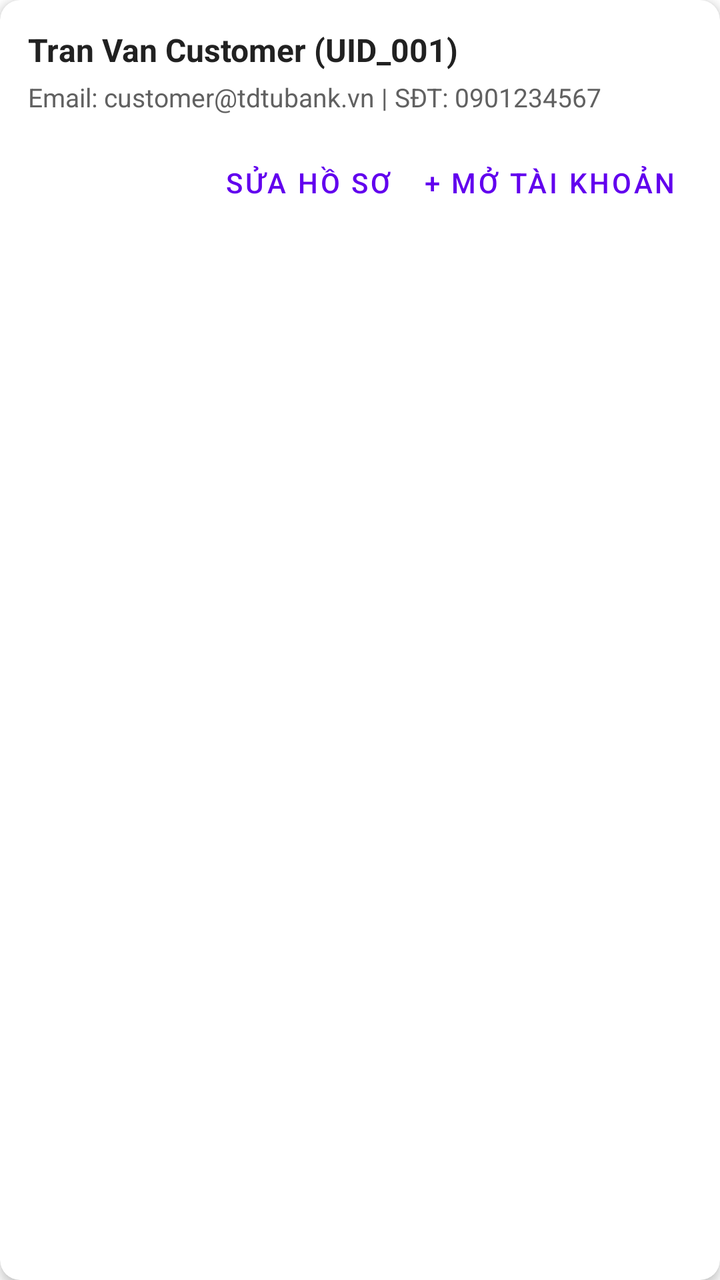
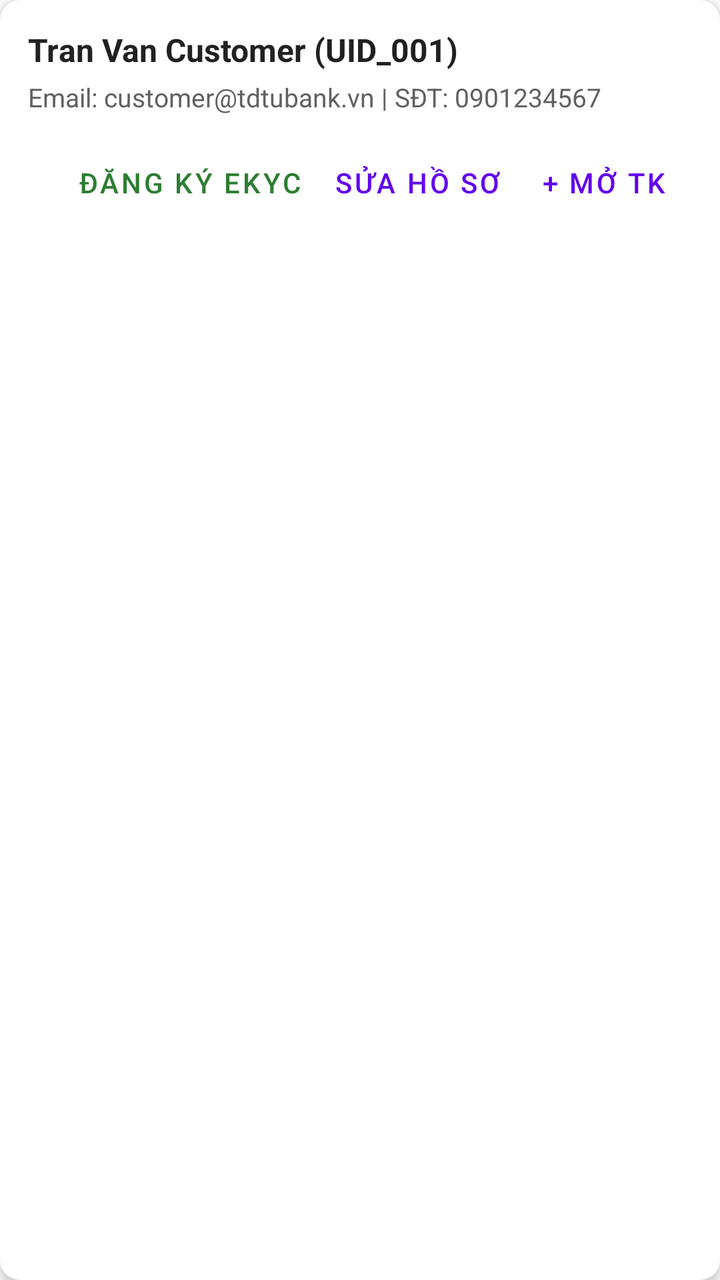

The first picture is an Android layout as it rendered before a commit; the second is the same layout after the commit. The layout source and the unified diff follow.
<!-- AndroidManifest.xml: application theme Theme.BankApp -->
<!-- res/layout/item_customer.xml -->
<?xml version="1.0" encoding="utf-8"?>
<androidx.cardview.widget.CardView xmlns:android="http://schemas.android.com/apk/res/android"
    xmlns:app="http://schemas.android.com/apk/res-auto"
    android:layout_width="match_parent"
    android:layout_height="wrap_content"
    android:layout_marginHorizontal="8dp"
    android:layout_marginVertical="6dp"
    app:cardCornerRadius="10dp"
    app:cardElevation="3dp">

    <LinearLayout
        android:layout_width="match_parent"
        android:layout_height="wrap_content"
        android:orientation="vertical"
        android:padding="14dp">

        <TextView
            android:id="@+id/tvCustomerName"
            android:layout_width="wrap_content"
            android:layout_height="wrap_content"
            android:text="Tran Van Customer (UID_001)"
            android:textColor="#212121"
            android:textSize="16sp"
            android:textStyle="bold" />

        <TextView
            android:id="@+id/tvCustomerContact"
            android:layout_width="wrap_content"
            android:layout_height="wrap_content"
            android:layout_marginTop="4dp"
            android:text="Email: customer@tdtubank.vn | SĐT: 0901234567"
            android:textColor="#616161"
            android:textSize="13sp" />

        <LinearLayout
            android:layout_width="match_parent"
            android:layout_height="wrap_content"
            android:layout_marginTop="10dp"
            android:gravity="end"
            android:orientation="horizontal">

            <Button
                android:id="@+id/btnEditCustomer"
                style="?android:attr/buttonBarButtonStyle"
                android:layout_width="wrap_content"
                android:layout_height="wrap_content"
                android:text="Sửa hồ sơ" />

            <Button
                android:id="@+id/btnCreateAccountForCustomer"
                style="?android:attr/buttonBarButtonStyle"
                android:layout_width="wrap_content"
                android:layout_height="wrap_content"
                android:text="+ Mở tài khoản" />
        </LinearLayout>
    </LinearLayout>
</androidx.cardview.widget.CardView>
<!-- resources referenced by this layout -->
<resources>
  <style name="Theme.BankApp" parent="Theme.MaterialComponents.DayNight.DarkActionBar">
          
          <item name="colorPrimary">@color/purple_500</item>
          <item name="colorPrimaryVariant">@color/purple_700</item>
          <item name="colorOnPrimary">@color/white</item>
          
          <item name="colorSecondary">@color/teal_200</item>
          <item name="colorSecondaryVariant">@color/teal_700</item>
          <item name="colorOnSecondary">@color/black</item>
          
          <item name="android:statusBarColor">?attr/colorPrimaryVariant</item>
          
      </style>
  <color name="purple_500">#FF6200EE</color>
  <color name="purple_700">#FF3700B3</color>
  <color name="white">#FFFFFFFF</color>
  <color name="teal_200">#FF03DAC5</color>
  <color name="teal_700">#FF018786</color>
  <color name="black">#FF000000</color>
</resources>

<!-- the commit's change to res/layout/item_customer.xml (unified diff, before → after) -->
@@ -40,6 +40,14 @@
             android:orientation="horizontal">
 
             <Button
+                android:id="@+id/btnEkycCustomer"
+                style="?android:attr/buttonBarButtonStyle"
+                android:layout_width="wrap_content"
+                android:layout_height="wrap_content"
+                android:text="Đăng ký eKYC"
+                android:textColor="#2E7D32" />
+
+            <Button
                 android:id="@+id/btnEditCustomer"
                 style="?android:attr/buttonBarButtonStyle"
                 android:layout_width="wrap_content"
@@ -51,7 +59,7 @@
                 style="?android:attr/buttonBarButtonStyle"
                 android:layout_width="wrap_content"
                 android:layout_height="wrap_content"
-                android:text="+ Mở tài khoản" />
+                android:text="+ Mở TK" />
         </LinearLayout>
     </LinearLayout>
 </androidx.cardview.widget.CardView>
